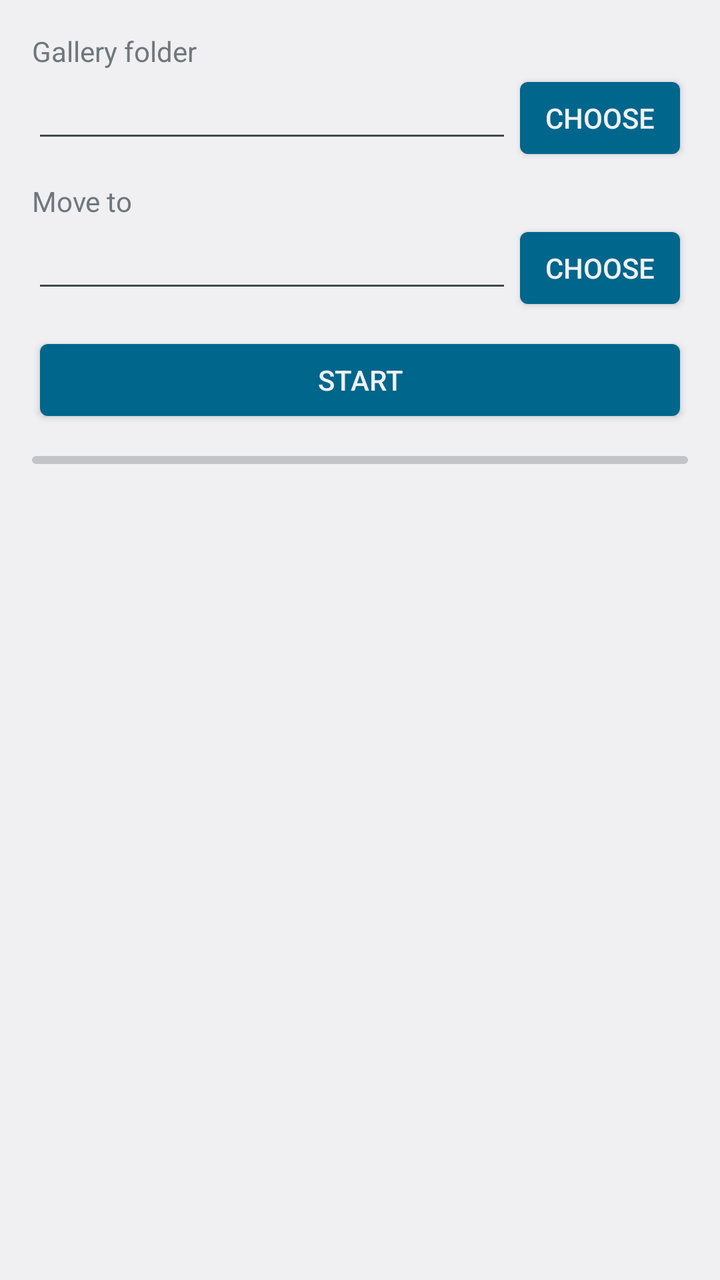
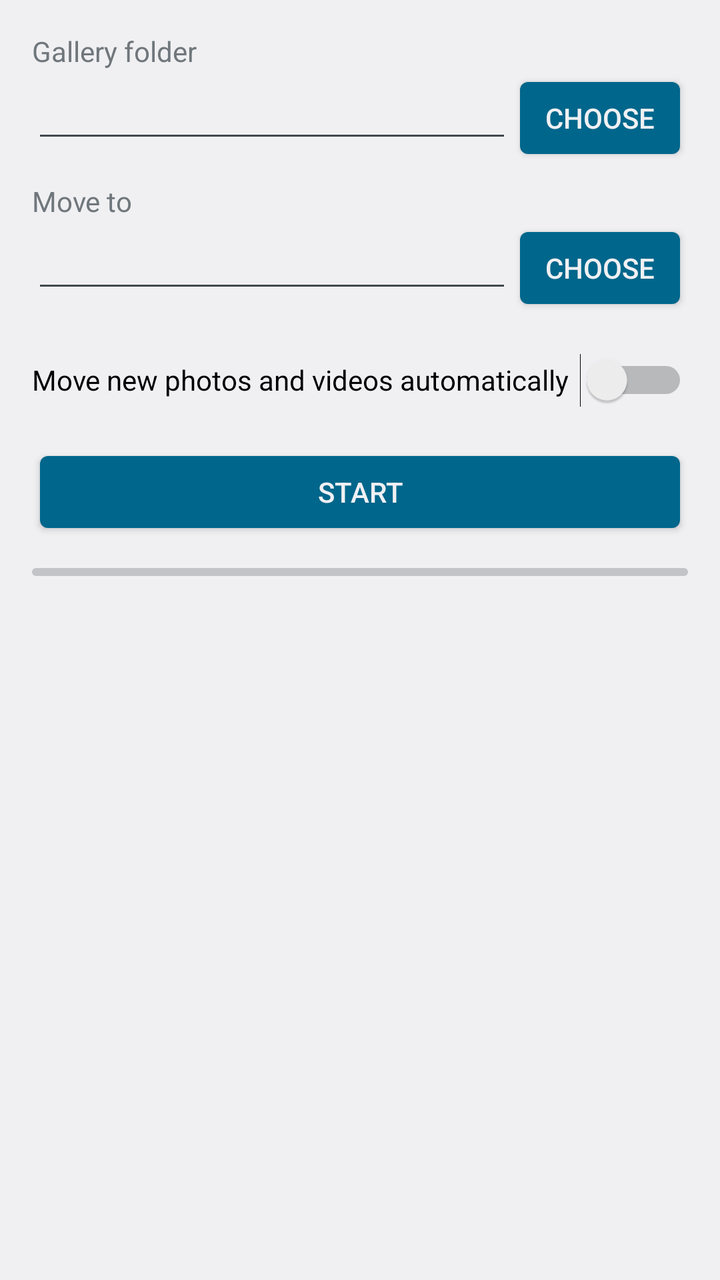

The first picture is an Android layout as it rendered before a commit; the second is the same layout after the commit. The layout source and the unified diff follow.
<!-- AndroidManifest.xml: application theme AppTheme -->
<!-- res/layout/activity_main.xml -->
<?xml version="1.0" encoding="utf-8"?>
<FrameLayout xmlns:android="http://schemas.android.com/apk/res/android"
    android:layout_width="match_parent"
    android:layout_height="match_parent"
    android:fitsSystemWindows="true">

    <LinearLayout
        android:layout_width="match_parent"
        android:layout_height="match_parent"
        android:orientation="vertical"
        android:padding="16dp">

        <TextView
            android:layout_width="wrap_content"
            android:layout_height="wrap_content"
            android:labelFor="@id/source_path"
            android:text="@string/source_label" />

        <LinearLayout
            android:layout_width="match_parent"
            android:layout_height="wrap_content"
            android:orientation="horizontal">

            <EditText
                android:id="@+id/source_path"
                android:layout_width="0dp"
                android:layout_height="wrap_content"
                android:layout_weight="1"
                android:importantForAutofill="no"
                android:inputType="textUri" />

            <Button
                android:id="@+id/pick_source"
                android:layout_width="wrap_content"
                android:layout_height="wrap_content"
                android:contentDescription="@string/choose_source"
                android:text="@string/choose" />
        </LinearLayout>

        <TextView
            android:layout_width="wrap_content"
            android:layout_height="wrap_content"
            android:layout_marginTop="8dp"
            android:labelFor="@id/destination_path"
            android:text="@string/destination_label" />

        <LinearLayout
            android:layout_width="match_parent"
            android:layout_height="wrap_content"
            android:orientation="horizontal">

            <EditText
                android:id="@+id/destination_path"
                android:layout_width="0dp"
                android:layout_height="wrap_content"
                android:layout_weight="1"
                android:importantForAutofill="no"
                android:inputType="textUri" />

            <Button
                android:id="@+id/pick_destination"
                android:layout_width="wrap_content"
                android:layout_height="wrap_content"
                android:contentDescription="@string/choose_destination"
                android:text="@string/choose" />
        </LinearLayout>

        <Button
            android:id="@+id/start"
            android:layout_width="match_parent"
            android:layout_height="wrap_content"
            android:layout_marginTop="8dp"
            android:text="@string/start" />

        <TextView
            android:id="@+id/status"
            android:layout_width="match_parent"
            android:layout_height="wrap_content"
            android:layout_marginTop="16dp"
            android:accessibilityLiveRegion="polite"
            android:textAppearance="?android:attr/textAppearanceMedium"
            android:textColor="?android:attr/colorAccent"
            android:textStyle="bold"
            android:visibility="gone" />

        <ProgressBar
            android:id="@+id/progress"
            style="?android:attr/progressBarStyleHorizontal"
            android:layout_width="match_parent"
            android:layout_height="wrap_content"
            android:layout_marginTop="8dp"
            android:contentDescription="@string/progress_label" />

        <TextView
            android:id="@+id/counts"
            android:layout_width="match_parent"
            android:layout_height="wrap_content"
            android:layout_marginTop="8dp" />

        <ScrollView
            android:id="@+id/log_scroll"
            android:layout_width="match_parent"
            android:layout_height="0dp"
            android:layout_marginTop="8dp"
            android:layout_weight="1"
            android:contentDescription="@string/log_label">

            <TextView
                android:id="@+id/log"
                android:layout_width="match_parent"
                android:layout_height="wrap_content"
                android:fontFamily="monospace"
                android:textIsSelectable="true"
                android:textSize="12sp" />
        </ScrollView>
    </LinearLayout>
</FrameLayout>
<!-- resources referenced by this layout -->
<resources>
  <string name="choose">Choose</string>
  <string name="choose_destination">Choose Move to folder</string>
  <string name="choose_source">Choose gallery folder</string>
  <string name="destination_label">Move to</string>
  <string name="log_label">Log</string>
  <string name="progress_label">Sorting progress</string>
  <string name="source_label">Gallery folder</string>
  <string name="start">Start</string>
  <style name="AppTheme" parent="android:Theme.DeviceDefault.DayNight">
          <item name="android:buttonStyle">@android:style/Widget.Material.Button.Colored</item>
      </style>
</resources>

<!-- the commit's change to res/layout/activity_main.xml (unified diff, before → after) -->
@@ -65,6 +65,14 @@
                 android:text="@string/choose" />
         </LinearLayout>
 
+        <Switch
+            android:id="@+id/background"
+            android:layout_width="match_parent"
+            android:layout_height="wrap_content"
+            android:layout_marginTop="8dp"
+            android:minHeight="48dp"
+            android:text="@string/background_label" />
+
         <Button
             android:id="@+id/start"
             android:layout_width="match_parent"
<!-- resource entries referenced after the edit -->
@@ -1,5 +1,6 @@
 <!-- resources referenced by this layout -->
 <resources>
+  <string name="background_label">Move new photos and videos automatically</string>
   <string name="choose">Choose</string>
   <string name="choose_destination">Choose Move to folder</string>
   <string name="choose_source">Choose gallery folder</string>
